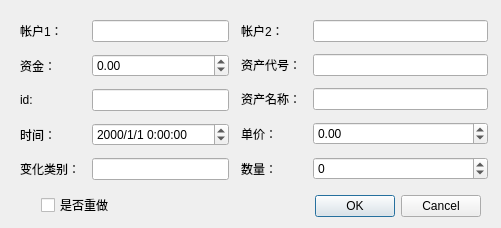
First picture: the form in myModifyExchange.ui, repository Imrono/myFinance, before the edit.
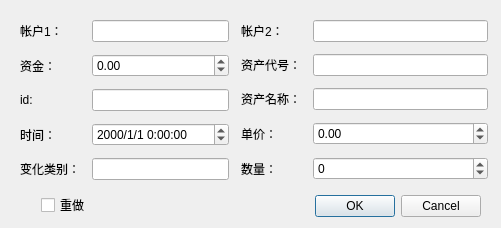
Second picture: the form after the edit.

```diff
--- a/myModifyExchange.ui
+++ b/myModifyExchange.ui
@@ -189,12 +189,12 @@
     <rect>
      <x>41</x>
      <y>197</y>
-     <width>101</width>
+     <width>71</width>
      <height>16</height>
     </rect>
    </property>
    <property name="text">
-    <string>是否重做</string>
+    <string>重做</string>
    </property>
   </widget>
  </widget>
```
